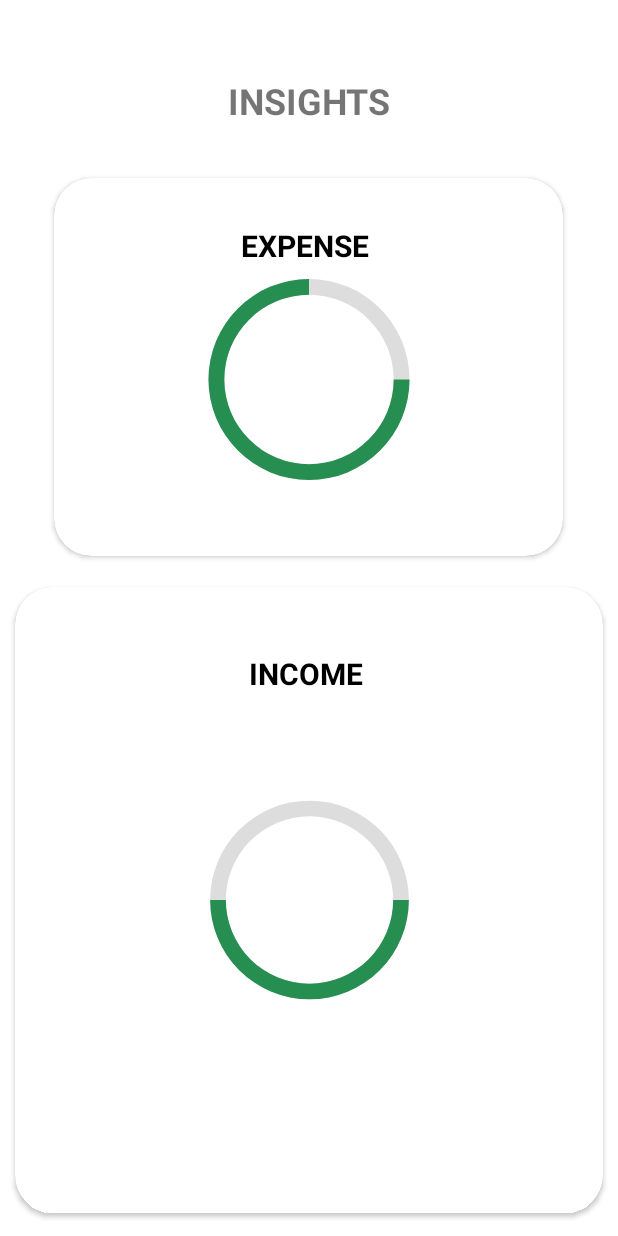
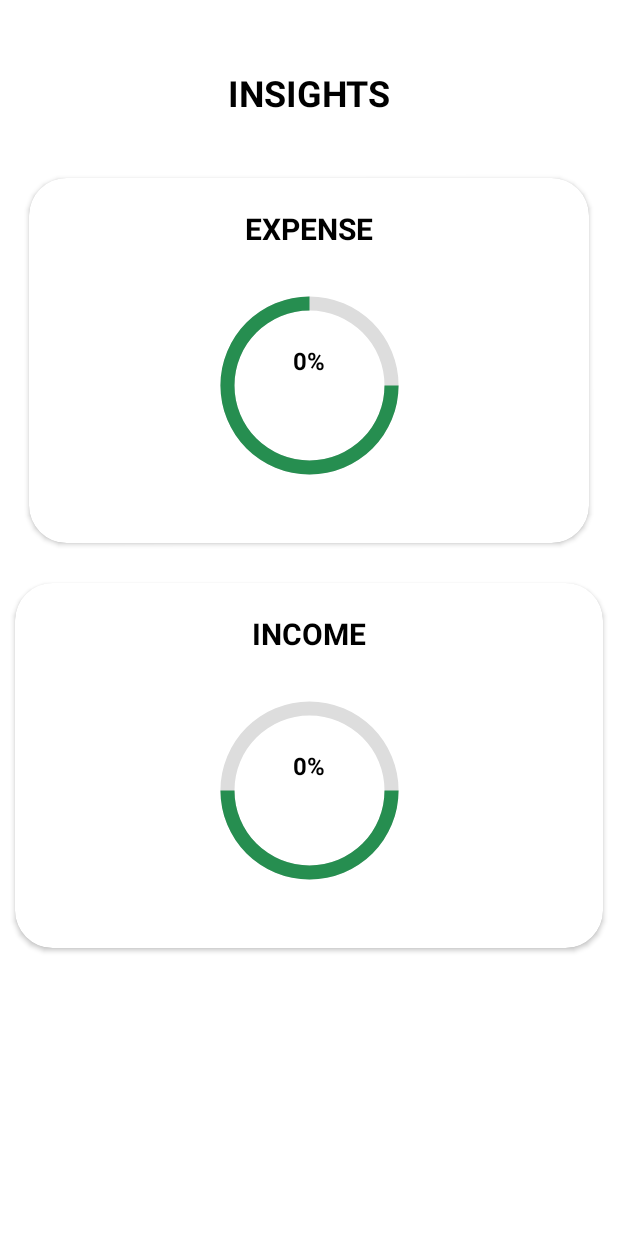
Before and after one commit to VarshithaGollapalli/Personal-Finance-Tracker-MVVC, an Android app: the layout fragment_analysis.xml on its own in the app's theme, with its tools: preview values and no code run, on a phone screen of 412 x 824 dp. Run offline under Robolectric (Android 15) with nearby library versions, the phone set to English and light mode, and no system bars.

Commit message:
insights fragment

```diff
--- a/app/src/main/java/com/capgemini/financetracker/view/FinancialDataEntryFragment.kt
+++ b/app/src/main/java/com/capgemini/financetracker/view/FinancialDataEntryFragment.kt
@@ -32,6 +32,7 @@ class FinancialDataEntryFragment: Fragment() {
     var isAddedClicked = false
     lateinit var financeVM: FinancialDataViewModel
 
+
     override fun onCreate(savedInstanceState: Bundle?) {
         super.onCreate(savedInstanceState)
     }
@@ -57,6 +58,7 @@ class FinancialDataEntryFragment: Fragment() {
         submitButton=view.findViewById(R.id.submitB)
         radioButtonIncome = view.findViewById(R.id.incomeRB)
         radioButtonExpense = view.findViewById(R.id.expenseRB)
+        radioGroupType=view.findViewById(R.id.radioGroup)
         Log.d("Financial data entry","first")
 
         dateEditText.setOnClickListener{
@@ -113,7 +115,7 @@ class FinancialDataEntryFragment: Fragment() {
                 else{
                     Toast.makeText(requireContext(),"Enter all fields",Toast.LENGTH_LONG).show()
                 }
-
+            radioGroupType.clearCheck()
             dateEditText.text.clear()
             amountEditText.text.clear()
             categoryEditText.text.clear()
--- a/app/src/main/res/layout/fragment_analysis.xml
+++ b/app/src/main/res/layout/fragment_analysis.xml
@@ -9,114 +9,142 @@
     android:orientation="vertical"
     android:paddingVertical="5dp"
     tools:context=".view.AnalysisFragment">
+
     <TextView
         android:id="@+id/textView7"
         android:layout_width="wrap_content"
         android:layout_height="wrap_content"
-        android:layout_marginStart="152dp"
-        android:layout_marginTop="37dp"
-        android:layout_marginEnd="152dp"
+        android:layout_marginTop="40dp"
         android:layout_marginBottom="17dp"
         android:text="INSIGHTS"
+        android:textColor="@color/black"
         android:textSize="24sp"
         android:textStyle="bold"
         app:layout_constraintBottom_toTopOf="@+id/cardView2"
         app:layout_constraintEnd_toEndOf="parent"
         app:layout_constraintStart_toStartOf="parent"
         app:layout_constraintTop_toTopOf="parent" />
+
     <androidx.cardview.widget.CardView
         android:id="@+id/cardView2"
-        android:layout_width="358dp"
-        android:layout_height="273dp"
+        android:layout_width="0dp"
+        android:layout_height="wrap_content"
         android:layout_marginStart="10dp"
-        android:layout_marginTop="10dp"
+        android:layout_marginTop="30dp"
         android:layout_marginEnd="10dp"
-        android:layout_marginBottom="10dp"
         app:cardCornerRadius="25dp"
         app:cardUseCompatPadding="true"
-        app:layout_constraintBottom_toBottomOf="parent"
         app:layout_constraintEnd_toEndOf="parent"
-        app:layout_constraintHorizontal_bias="0.484"
         app:layout_constraintStart_toStartOf="parent"
-        app:layout_constraintTop_toTopOf="parent"
-        app:layout_constraintVertical_bias="0.178">
+        app:layout_constraintTop_toBottomOf="@+id/textView7">
+
         <androidx.constraintlayout.widget.ConstraintLayout
             android:layout_width="match_parent"
             android:layout_height="match_parent">
+
             <ProgressBar
                 android:id="@+id/expenseBar"
                 style="?android:attr/progressBarStyle"
-                android:layout_width="169dp"
-                android:layout_height="135dp"
+                android:layout_width="150dp"
+                android:layout_height="150dp"
                 android:layout_marginStart="50dp"
-                android:layout_marginTop="50dp"
+                android:layout_marginTop="16dp"
                 android:layout_marginEnd="50dp"
-                android:layout_marginBottom="50dp"
+                android:layout_marginBottom="30dp"
                 android:indeterminateOnly="false"
                 android:progress="75"
                 android:progressDrawable="@drawable/circle"
                 app:layout_constraintBottom_toBottomOf="parent"
                 app:layout_constraintEnd_toEndOf="parent"
                 app:layout_constraintStart_toStartOf="parent"
-                app:layout_constraintTop_toTopOf="parent"
-                app:layout_constraintVertical_bias="1.0" />
+                app:layout_constraintTop_toBottomOf="@+id/textExpense" />
+
             <TextView
                 android:id="@+id/textExpense"
                 android:layout_width="wrap_content"
                 android:layout_height="wrap_content"
-                android:layout_marginTop="31dp"
-                android:layout_marginEnd="129dp"
-                android:text="EXPENSE"
-                android:textColor="#000000"
+                android:layout_marginTop="20dp"
+                android:text="@string/analysis_expense"
+                android:textColor="@color/black"
                 android:textSize="20sp"
                 android:textStyle="bold"
                 app:layout_constraintEnd_toEndOf="parent"
+                app:layout_constraintStart_toStartOf="parent"
                 app:layout_constraintTop_toTopOf="parent" />
+
+            <TextView
+                android:id="@+id/percentageE"
+                android:layout_width="wrap_content"
+                android:layout_height="wrap_content"
+                android:text="0%"
+                android:textColor="@color/black"
+                android:textSize="16sp"
+                android:textStyle="bold"
+                app:layout_constraintBottom_toBottomOf="parent"
+                app:layout_constraintEnd_toEndOf="parent"
+                app:layout_constraintStart_toStartOf="parent"
+                app:layout_constraintTop_toTopOf="parent" />
+
         </androidx.constraintlayout.widget.ConstraintLayout>
     </androidx.cardview.widget.CardView>
+
     <androidx.cardview.widget.CardView
         android:layout_width="0dp"
-        android:layout_height="0dp"
+        android:layout_height="wrap_content"
         android:layout_marginStart="10dp"
-        android:layout_marginTop="10dp"
+        android:layout_marginTop="16dp"
         android:layout_marginEnd="10dp"
-        android:layout_marginBottom="10dp"
         app:cardCornerRadius="25dp"
         app:cardElevation="2dp"
-        app:layout_constraintBottom_toBottomOf="parent"
         app:layout_constraintEnd_toEndOf="parent"
         app:layout_constraintStart_toStartOf="parent"
         app:layout_constraintTop_toBottomOf="@+id/cardView2">
+
         <androidx.constraintlayout.widget.ConstraintLayout
             android:layout_width="match_parent"
             android:layout_height="match_parent">
+
             <ProgressBar
                 android:id="@+id/incomeBar"
                 style="?android:attr/progressBarStyle"
-                android:layout_width="167dp"
-                android:layout_height="156dp"
+                android:layout_width="150dp"
+                android:layout_height="150dp"
                 android:layout_marginStart="50dp"
-                android:layout_marginTop="50dp"
+                android:layout_marginTop="16dp"
                 android:layout_marginEnd="50dp"
-                android:layout_marginBottom="50dp"
+                android:layout_marginBottom="30dp"
                 android:indeterminateOnly="false"
                 android:progress="50"
                 android:progressDrawable="@drawable/circle"
                 app:layout_constraintBottom_toBottomOf="parent"
                 app:layout_constraintEnd_toEndOf="parent"
                 app:layout_constraintStart_toStartOf="parent"
-                app:layout_constraintTop_toTopOf="parent" />
+                app:layout_constraintTop_toBottomOf="@+id/textIncome" />
+
             <TextView
                 android:id="@+id/textIncome"
                 android:layout_width="wrap_content"
                 android:layout_height="wrap_content"
-                android:layout_marginStart="156dp"
-                android:layout_marginTop="44dp"
-                android:text="INCOME"
+                android:layout_marginTop="20dp"
+                android:text="@string/analysis_income"
                 android:textAlignment="viewStart"
-                android:textColor="#000000"
+                android:textColor="@color/black"
                 android:textSize="20sp"
                 android:textStyle="bold"
+                app:layout_constraintEnd_toEndOf="parent"
+                app:layout_constraintStart_toStartOf="parent"
+                app:layout_constraintTop_toTopOf="parent" />
+
+            <TextView
+                android:id="@+id/percentageI"
+                android:layout_width="wrap_content"
+                android:layout_height="wrap_content"
+                android:text="0%"
+                android:textColor="@color/black"
+                android:textSize="16sp"
+                android:textStyle="bold"
+                app:layout_constraintBottom_toBottomOf="parent"
+                app:layout_constraintEnd_toEndOf="parent"
                 app:layout_constraintStart_toStartOf="parent"
                 app:layout_constraintTop_toTopOf="parent" />
         </androidx.constraintlayout.widget.ConstraintLayout>
--- a/app/src/main/res/values/colors.xml
+++ b/app/src/main/res/values/colors.xml
@@ -8,4 +8,5 @@
     <color name="black">#FF000000</color>
     <color name="white">#FFFFFFFF</color>
     <color name="card_Blue">#7B8DF1</color>
+    <color name="Blue">#021378</color>
 </resources>
```
Also changed, not shown: app/src/main/java/com/capgemini/financetracker/view/AnalysisFragment.kt (+11 -9 lines), app/src/main/res/layout/activity_login.xml (+12 -16 lines), app/src/main/res/layout/activity_registration.xml (+12 -19 lines), app/src/main/res/layout/fragment_financial_data_entry.xml (+7 -10 lines), app/src/main/res/values/dimens.xml (+7 -1 lines), app/src/main/res/values/strings.xml (+13 -0 lines).
